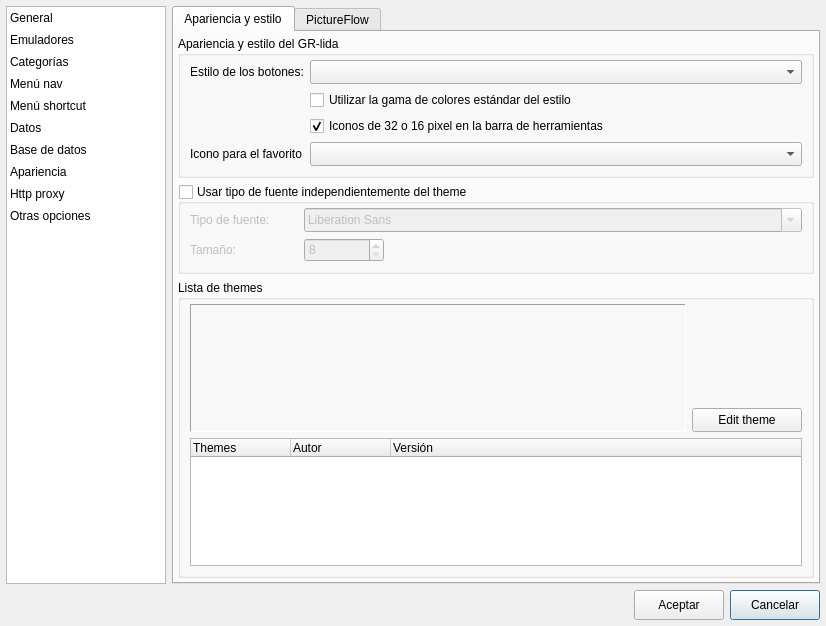
This is ui/opciones.ui in Monthy/gr-lida as Qt 5 draws it before an edit. The edited form follows.
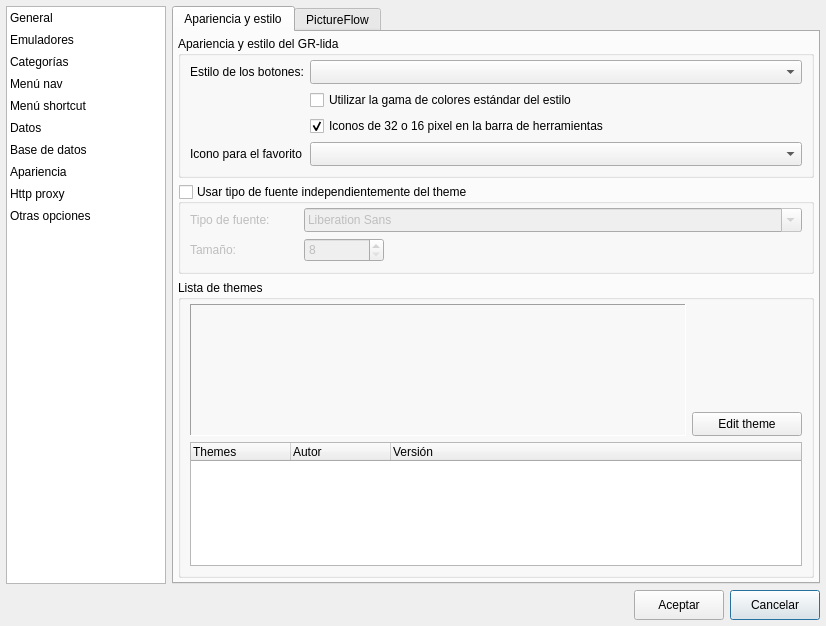
This is the edited form. The open tabs and pages were chosen to show the change. Icons and pictures are not drawn. Custom widgets are drawn as their Qt base class.

```diff
--- a/ui/opciones.ui
+++ b/ui/opciones.ui
@@ -3498,14 +3498,14 @@
                <widget class="QLabel" name="lb_theme_example">
                 <property name="minimumSize">
                  <size>
-                  <width>180</width>
-                  <height>128</height>
+                  <width>208</width>
+                  <height>132</height>
                  </size>
                 </property>
                 <property name="maximumSize">
                  <size>
                   <width>16777215</width>
-                  <height>128</height>
+                  <height>132</height>
                  </size>
                 </property>
                 <property name="frameShape">
```
Left out of the diff: 4 changed lines with no effect on the pictures.
